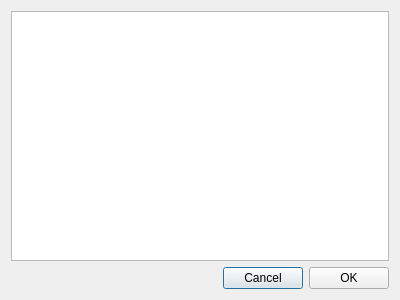
The window that mqt/MqtKSTClient/monitoredlogs.ui (Rsclub22/Minos2-Mirror) describes before a commit, drawn with Qt 5.
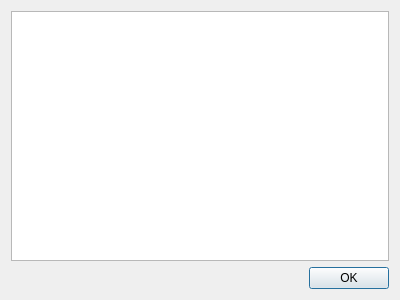
The same window after the commit.

The edit to the form file:
```diff
--- a/mqt/MqtKSTClient/monitoredlogs.ui
+++ b/mqt/MqtKSTClient/monitoredlogs.ui
@@ -45,13 +45,6 @@
        </property>
       </spacer>
      </item>
-     <item>
-      <widget class="QPushButton" name="cancelButton">
-       <property name="text">
-        <string>Cancel</string>
-       </property>
-      </widget>
-     </item>
      <item>
       <widget class="QPushButton" name="OKButton">
        <property name="text">
```
